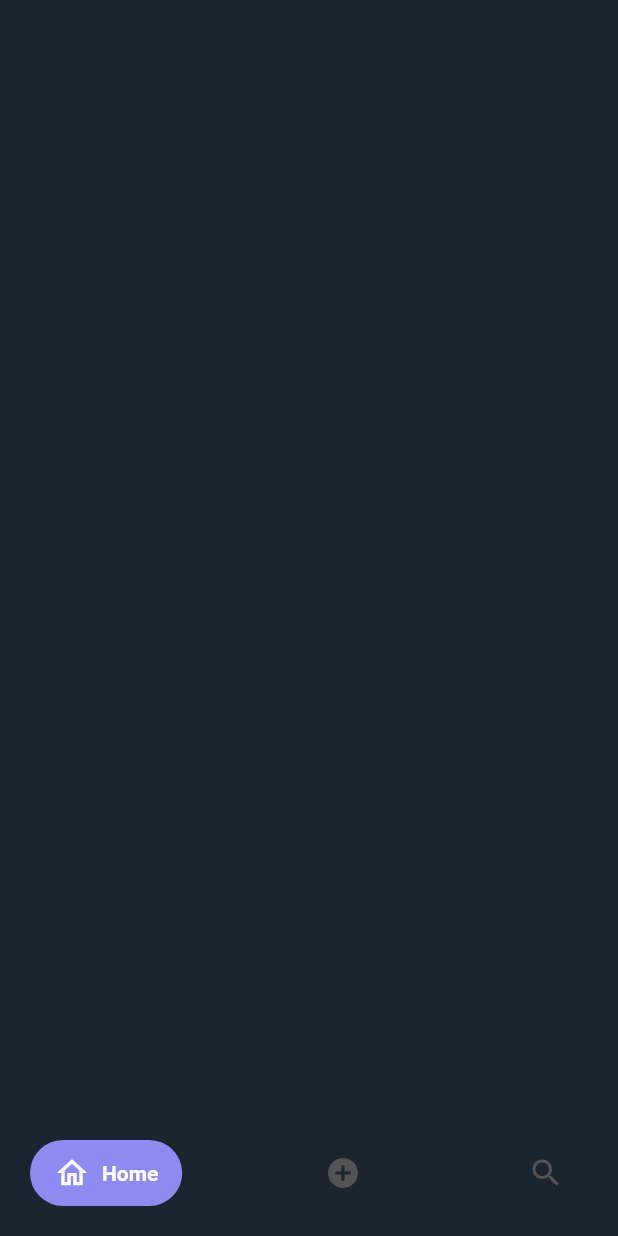
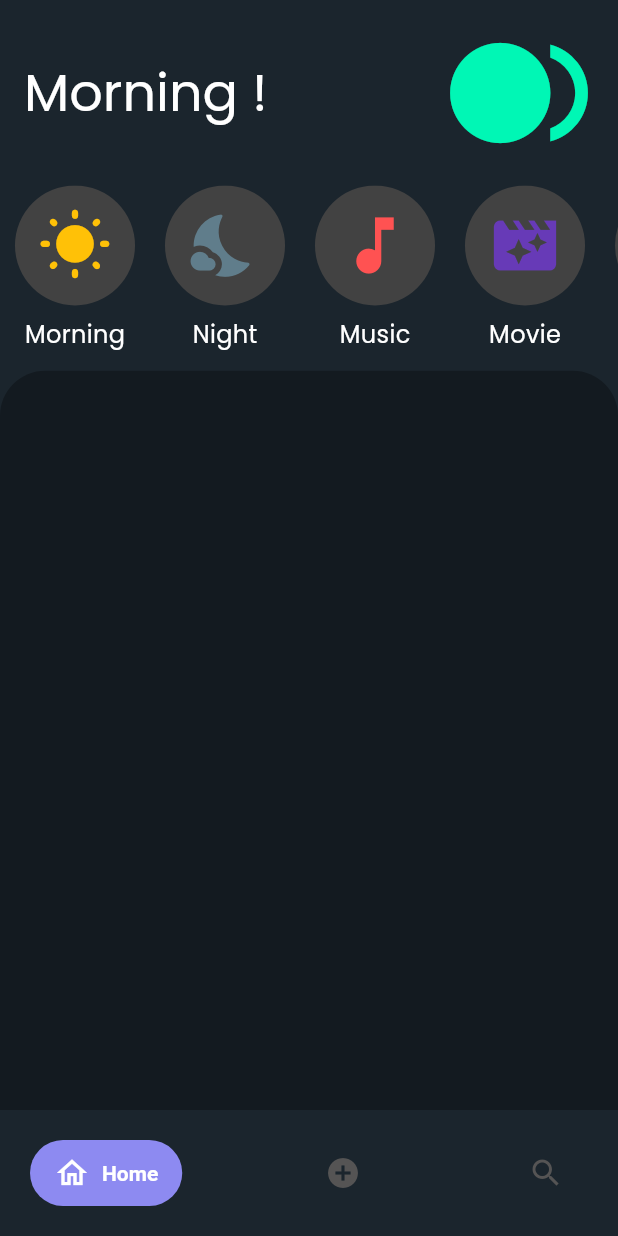
Before and after one commit to omaarrwaell/genie101, a Flutter app: the screen it shows after launch, on a phone screen of 412 x 824 dp. Run offline on Flutter 3.47's test engine with Material 3 defaults, Android fonts, the light colour scheme and no system bars; drawn by our look-alikes of salomon_bottom_bar; our stand-ins replace device_preview, get, google_fonts.

Commit message:
home_view Updated

```diff
--- a/lib/constants/app_colors.dart
+++ b/lib/constants/app_colors.dart
@@ -2,4 +2,5 @@ import 'package:flutter/material.dart';
 
 class AppColors {
   static Color defaultBgColor = const Color(0xff1b252d);
+  static Color colorTexture = const Color.fromARGB(255, 0, 247, 181);
 }
--- /dev/null
+++ b/lib/constants/app_fonts.dart
@@ -0,0 +1,9 @@
+import 'package:flutter/material.dart';
+import 'package:google_fonts/google_fonts.dart';
+
+class AppFonts {
+  static final TextStyle defaultFont =
+      GoogleFonts.poppins(color: Colors.white, fontSize: 35);
+  static final TextStyle normalFont =
+      GoogleFonts.poppins(color: Colors.white, fontSize: 16);
+}
--- a/lib/main.dart
+++ b/lib/main.dart
@@ -1,24 +1,33 @@
+import 'package:device_preview/device_preview.dart';
 import 'package:flutter/material.dart';
 import 'package:genie101/views/navigation_view.dart';
 import 'package:get/get.dart';
+import 'package:google_fonts/google_fonts.dart';
 
-void main() {
-  runApp(const MyApp());
-}
+// void main() {
+//   runApp(const MyApp());
+// }
+
+void main() => runApp(
+      DevicePreview(
+        builder: (context) => const MyApp(), // Wrap your app
+      ),
+    );
 
 class MyApp extends StatelessWidget {
   const MyApp({super.key});
 
-  // This widget is the root of your application.
   @override
   Widget build(BuildContext context) {
     return GetMaterialApp(
       debugShowCheckedModeBanner: false,
+      locale: DevicePreview.locale(context),
+      builder: DevicePreview.appBuilder,
       home: NavigationView(),
       theme: ThemeData(
-        colorScheme: ColorScheme.fromSeed(seedColor: Colors.deepPurple),
-        useMaterial3: true,
-      ),
+          colorScheme: ColorScheme.fromSeed(seedColor: Colors.deepPurple),
+          useMaterial3: true,
+          textTheme: GoogleFonts.poppinsTextTheme()),
     );
   }
 }
--- /dev/null
+++ b/lib/views/home/home_view.dart
@@ -0,0 +1,76 @@
+import 'package:flutter/material.dart';
+import 'package:genie101/constants/app_fonts.dart';
+import 'package:genie101/views/home/home_view_controller.dart';
+import 'package:genie101/widgets/scene_widget.dart';
+import 'package:get/get.dart';
+
+import '../../constants/app_colors.dart';
+
+class HomeView extends StatelessWidget {
+  HomeView({super.key});
+  late final double screenHeigth;
+  late final double screenWidth;
+  final HomeViewController _homeViewController = Get.put(HomeViewController());
+  @override
+  Widget build(BuildContext context) {
+    screenHeigth = MediaQuery.of(context).size.height;
+    screenWidth = MediaQuery.of(context).size.width;
+    return Scaffold(
+      extendBodyBehindAppBar: false,
+      backgroundColor: AppColors.defaultBgColor,
+      appBar: AppBar(
+          backgroundColor: AppColors.defaultBgColor,
+          toolbarHeight: MediaQuery.of(context).size.height * 0.15,
+          title: Row(
+            mainAxisAlignment: MainAxisAlignment.spaceBetween,
+            children: [
+              Text(
+                "Morning !",
+                style: AppFonts.defaultFont,
+              ),
+              SizedBox(
+                child: Icon(
+                  Icons.fiber_smart_record_sharp,
+                  size: 100,
+                  color: AppColors.colorTexture,
+                ),
+              )
+            ],
+          )),
+      body: Column(
+        children: [
+          SizedBox(
+              height:
+                  screenHeigth < 800 ? screenHeigth * 0.2 : screenHeigth * 0.15,
+              width: screenWidth,
+              child: ListView.builder(
+                scrollDirection: Axis.horizontal,
+                itemCount: 5,
+                itemBuilder: (context, index) {
+                  return SizedBox(
+                    width: 100,
+                    child: Obx(() => SceneWidget(
+                        sceneName: _homeViewController.names[index],
+                        sceneIcon: _homeViewController.icons[index],
+                        bgColor: _homeViewController.selectedIcon() ==
+                                _homeViewController.icons[index]
+                            ? Colors.white
+                            : Colors.grey[800]!,
+                        sceneFunction: () {
+                          _homeViewController
+                              .selectedIcon(_homeViewController.icons[index]);
+                        })),
+                  );
+                },
+              )),
+          Expanded(
+              flex: 2,
+              child: Container(
+                  decoration: BoxDecoration(
+                      color: const Color.fromARGB(255, 19, 26, 32),
+                      borderRadius: BorderRadius.circular(30))))
+        ],
+      ),
+    );
+  }
+}
--- /dev/null
+++ b/lib/views/home/home_view_controller.dart
@@ -0,0 +1,34 @@
+import 'package:flutter/material.dart';
+import 'package:get/get.dart';
+
+class HomeViewController extends GetxController {
+  Rx<Icon> selectedIcon = Icon(Icons.abc).obs;
+  List<String> names = ["Morning", "Night", "Music", "Movie", "Leaving"];
+  List<Icon> icons = const [
+    Icon(
+      Icons.wb_sunny_rounded,
+      size: 50,
+      color: Colors.amber,
+    ),
+    Icon(
+      Icons.nights_stay_rounded,
+      color: Colors.blueGrey,
+      size: 50,
+    ),
+    Icon(
+      Icons.music_note_sharp,
+      color: Colors.redAccent,
+      size: 50,
+    ),
+    Icon(
+      Icons.movie_filter_sharp,
+      color: Colors.deepPurple,
+      size: 50,
+    ),
+    Icon(
+      Icons.exit_to_app_sharp,
+      color: Colors.teal,
+      size: 50,
+    )
+  ];
+}
--- a/lib/views/home_view.dart
+++ /dev/null
@@ -1,14 +0,0 @@
-import 'package:flutter/material.dart';
-
-import '../constants/app_colors.dart';
-
-class HomeView extends StatelessWidget {
-  const HomeView({super.key});
-
-  @override
-  Widget build(BuildContext context) {
-    return Scaffold(
-      backgroundColor: AppColors.defaultBgColor,
-    );
-  }
-}
--- a/lib/views/navigation_view.dart
+++ b/lib/views/navigation_view.dart
@@ -1,6 +1,6 @@
 import 'package:flutter/material.dart';
 import 'package:genie101/constants/app_colors.dart';
-import 'package:genie101/views/home_view.dart';
+import 'package:genie101/views/home/home_view.dart';
 import 'package:genie101/views/profile_view.dart';
 import 'package:genie101/views/scene_view.dart';
 import 'package:get/get.dart';
@@ -11,11 +11,12 @@ import '../controllers/navigation_controller.dart';
 class NavigationView extends StatelessWidget {
   NavigationView({super.key});
   final navigationController = Get.put(NavigationController());
-  final screens = const [HomeView(), SceneView(), ProfileView()];
+  final screens = [HomeView(), const SceneView(), const ProfileView()];
 
   @override
   Widget build(BuildContext context) {
     return Scaffold(
+        extendBody: true,
         backgroundColor: const Color.fromARGB(255, 223, 234, 243),
         body: Obx(
           () => IndexedStack(
--- /dev/null
+++ b/lib/widgets/scene_widget.dart
@@ -0,0 +1,45 @@
+import 'package:flutter/material.dart';
+import 'package:genie101/constants/app_fonts.dart';
+
+class SceneWidget extends StatelessWidget {
+  final String sceneName;
+  final Icon sceneIcon;
+  final Color bgColor;
+  final Function() sceneFunction;
+  const SceneWidget(
+      {super.key,
+      required this.sceneName,
+      required this.sceneIcon,
+      required this.bgColor,
+      required this.sceneFunction});
+
+  @override
+  Widget build(BuildContext context) {
+    return Column(
+      children: [
+        InkWell(
+            splashColor: Colors.transparent,
+            borderRadius: BorderRadius.circular(40),
+            onTap: sceneFunction,
+            child: Container(
+              height: 80,
+              width: 80,
+              decoration: BoxDecoration(
+                  color: bgColor, borderRadius: BorderRadius.circular(40)),
+              child: bgColor == Colors.grey[800]!
+                  ? sceneIcon
+                  : Container(
+                      margin: const EdgeInsets.all(2),
+                      decoration: BoxDecoration(
+                          border: const Border.fromBorderSide(
+                              BorderSide(color: Colors.black, width: 2)),
+                          borderRadius: BorderRadius.circular(40)),
+                      child: sceneIcon,
+                    ),
+            )),
+        const SizedBox(height: 8),
+        Text(sceneName, style: AppFonts.normalFont),
+      ],
+    );
+  }
+}
--- a/pubspec.yaml
+++ b/pubspec.yaml
@@ -20,6 +20,8 @@ dependencies:
   cupertino_icons: ^1.0.8
   get: ^4.6.6
   salomon_bottom_bar: ^3.3.2
+  google_fonts: ^6.2.1
+  device_preview: ^1.2.0
 
 dev_dependencies:
   flutter_test:
@@ -37,3 +39,7 @@ flutter:
   # included with your application, so that you can use the icons in
   # the material Icons class.
   uses-material-design: true
+
+
+  assets:
+    - assets/images/
```
Also changed, not shown: assets/images/genie.jpg (added), pubspec.lock, 1 other file.
